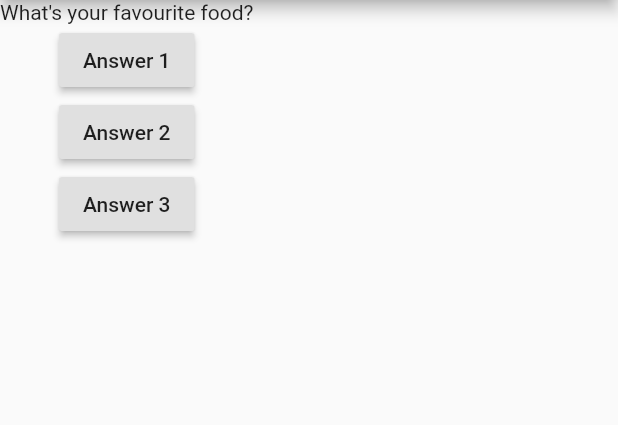
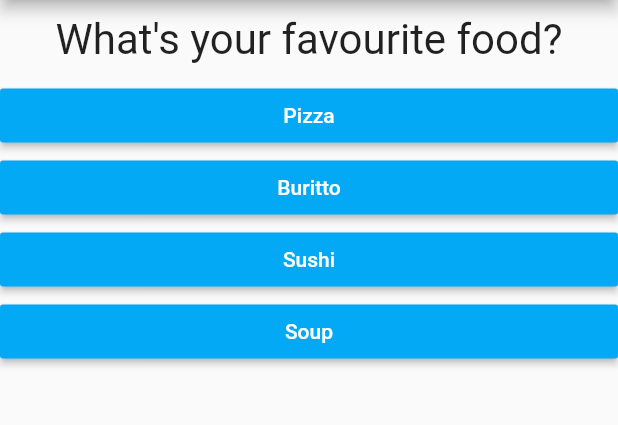
Before and after one commit to Denis-Balako/QuizApp, a Flutter app: the screen it shows after launch, on a phone screen of 412 x 824 dp, the part 84-509 px from its top. Run offline on Flutter 3.47's test engine with Material 2 defaults, Android fonts, the phone set to English and light mode, and no system bars.

Commit message:
First commit

```diff
--- /dev/null
+++ b/lib/answer.dart
@@ -0,0 +1,24 @@
+import 'package:flutter/material.dart';
+
+class Answer extends StatelessWidget {
+  final Function selectHandler;
+  final String answerText;
+
+  Answer(
+    this.selectHandler,
+    this.answerText,
+  );
+
+  @override
+  Widget build(BuildContext context) {
+    return Container(
+      width: double.infinity,
+      child: RaisedButton(
+        color: Colors.lightBlue,
+        textColor: Colors.white,
+        child: Text(answerText),
+        onPressed: selectHandler,
+      ),
+    );
+  }
+}
--- a/lib/main.dart
+++ b/lib/main.dart
@@ -1,49 +1,80 @@
 import 'package:flutter/material.dart';
-
+import './quiz.dart';
+import './result.dart';
 // void main() {
 //   runApp(MyApp());
 // }
 
 void main() => runApp(MyApp());
 
-class MyApp extends StatelessWidget {
-  var questionIndex = 0;
+class MyApp extends StatefulWidget {
+  @override
+  State<StatefulWidget> createState() {
+    return _MyAppState();
+  }
+}
 
-  void answerQuestion() {
-    questionIndex += 1;
-    print(questionIndex);
+class _MyAppState extends State<MyApp> {
+  var _questionIndex = 0;
+  var _totalScore = 0;
+
+  final _questions = const [
+    {
+      'questionText': 'What\'s your favourite food?',
+      'answers': [
+        {'text': 'Pizza', 'score': 1},
+        {'text': 'Buritto', 'score': 3},
+        {'text': 'Sushi', 'score': 2},
+        {'text': 'Soup', 'score': 4},
+      ],
+    },
+    {
+      'questionText': 'What\'s your favourite game?',
+      'answers': [
+        {'text': 'Football', 'score': 3},
+        {'text': 'Valleyball', 'score': 2},
+        {'text': 'Golf', 'score': 4},
+        {'text': 'Sleep!', 'score': 1},
+      ],
+    },
+    {
+      'questionText': 'What\'s your favourite name?',
+      'answers': [
+        {'text': 'Max', 'score': 2},
+        {'text': 'Denis', 'score': 1},
+        {'text': 'Andrew', 'score': 3},
+        {'text': 'Roman', 'score': 4},
+      ],
+    },
+  ];
+
+  void _resetQuiz() {
+    setState(() {
+      _questionIndex = 0;
+      _totalScore = 0;
+    });
+  }
+
+  void _answerQuestion(int score) {
+    _totalScore += score;
+
+    if (_questionIndex < _questions.length) {}
+    setState(() {
+      _questionIndex += 1;
+    });
+    print(_questionIndex);
   }
 
   @override
   Widget build(BuildContext context) {
-    var questions = [
-      'What\'s your favourite food?',
-      'What\'s your favourite game?'
-    ];
     return MaterialApp(
       home: Scaffold(
         appBar: AppBar(
           title: Text('My First App'),
         ),
-        body: Column(
-          children: [
-            Text(questions[questionIndex]),
-            RaisedButton(
-              child: Text('Answer 1'),
-              onPressed: answerQuestion,
-            ),
-            RaisedButton(
-              child: Text('Answer 2'),
-              onPressed: () => print('Answer 2 chosen!'),
-            ),
-            RaisedButton(
-                child: Text('Answer 3'),
-                onPressed: () {
-                  //...
-                  print('Answer 3 chosen!');
-                }),
-          ],
-        ),
+        body: _questionIndex < _questions.length
+            ? Quiz(_answerQuestion, _questions[_questionIndex])
+            : Result(_totalScore, _resetQuiz),
       ),
     );
   }
--- /dev/null
+++ b/lib/question.dart
@@ -0,0 +1,20 @@
+import 'package:flutter/material.dart';
+
+class Question extends StatelessWidget {
+  final String questionText;
+
+  Question(this.questionText);
+
+  @override
+  Widget build(BuildContext context) {
+    return Container(
+      width: double.infinity,
+      margin: EdgeInsets.all(10),
+      child: Text(
+        questionText,
+        style: TextStyle(fontSize: 28),
+        textAlign: TextAlign.center,
+      ),
+    );
+  }
+}
--- /dev/null
+++ b/lib/quiz.dart
@@ -0,0 +1,27 @@
+import 'package:flutter/material.dart';
+import './question.dart';
+import './answer.dart';
+
+class Quiz extends StatelessWidget {
+  final Function handler;
+  final Map<String, Object> question;
+
+  Quiz(
+    this.handler,
+    this.question,
+  );
+
+  @override
+  Widget build(BuildContext context) {
+    return Column(
+      children: [
+        Question(
+          question['questionText'],
+        ),
+        ...(question['answers'] as List<Map<String, Object>>).map((answer) {
+          return Answer(() => handler(answer['score']), answer['text']);
+        }).toList(),
+      ],
+    );
+  }
+}
```
Also changed, not shown: lib/result.dart (added, +44 -0 lines).
